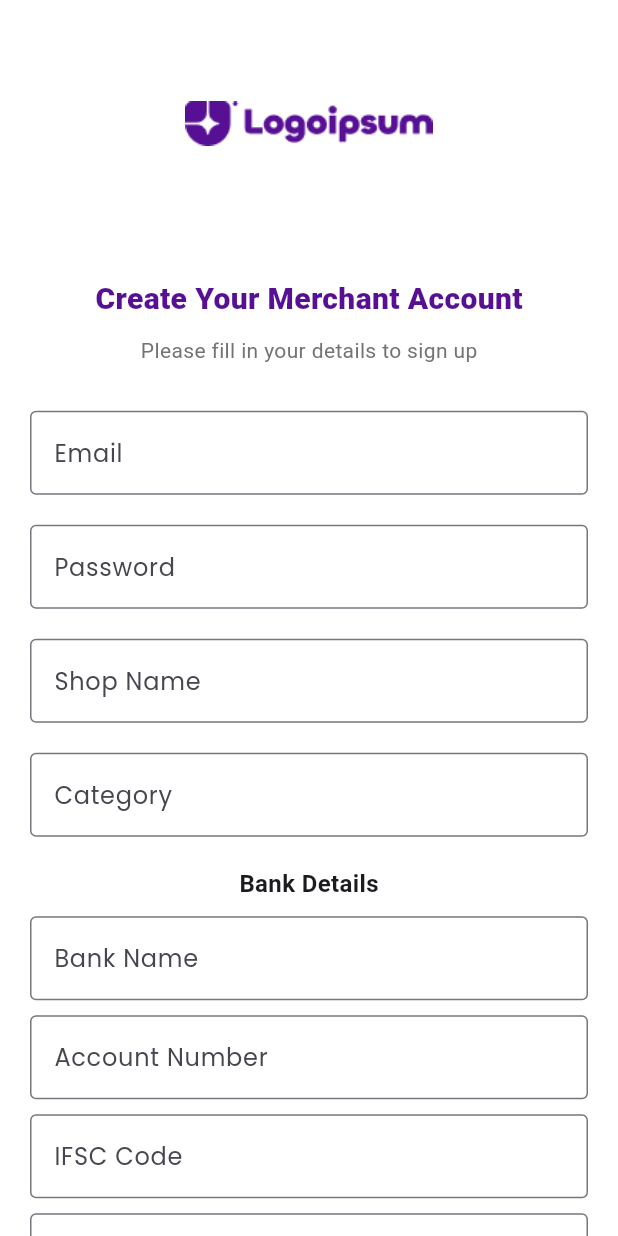
After one commit to ceosmarkitechglobal/merchants_app, a Flutter app: the MerchantLoginScreen screen opened by its route, after a tap on "Don't have an account? Sign Up", on a phone screen of 412 x 824 dp. The commit adds this screen. Run offline on Flutter 3.47's test engine with Material 3 defaults, Android fonts, the phone set to English and light mode, and no system bars; our stand-ins replace flutter_riverpod, flutter_secure_storage, google_fonts; accounts and stored records are empty.

Commit message:
SignUp  Api

```diff
--- a/lib/core/routes/app_routes.dart
+++ b/lib/core/routes/app_routes.dart
@@ -1,10 +1,12 @@
 import 'package:flutter/material.dart';
-import '../../features/auth/views/login_screen.dart';
+import 'package:merchantside_app/features/auth/views/login_screen.dart';
+import 'package:merchantside_app/features/auth/views/merchant_signup_screen.dart';
+import 'package:merchantside_app/features/home/view/merchant_home.dart';
 import '../../features/splash/view/splash_screen.dart';
-import '../../features/home/view/merchant_home.dart';
 
 final Map<String, WidgetBuilder> appRoutes = {
-  '/': (context) => const MerchantSplashScreen(),
+  '/splash': (context) => const SplashScreen(),
+  '/merchantlogin': (context) => const MerchantLoginScreen(),
+  '/merchantsignup': (context) => const MerchantSignupScreen(),
   '/merchanthome': (context) => const MerchantHome(),
-  '/login': (context) => const MerchantLoginScreen(),
 };
--- a/lib/features/ads/provider/ad_provider.dart
+++ b/lib/features/ads/provider/ad_provider.dart
@@ -1,7 +1,7 @@
 // lib/features/ads/provider/ad_provider.dart
 import 'package:flutter_riverpod/flutter_riverpod.dart';
 import 'package:merchantside_app/features/ads/data/ads_api.dart';
-import '../../auth/providers/auth_providers.dart';
+import '../../auth/providers/login_auth_providers.dart';
 
 enum AdStatus { initial, loading, success, error }
 
--- /dev/null
+++ b/lib/features/auth/data/signup_auth_api.dart
@@ -0,0 +1,55 @@
+// lib/features/auth/data/merchant_signup_api.dart
+import 'dart:convert';
+import 'package:http/http.dart' as http;
+import 'package:flutter_secure_storage/flutter_secure_storage.dart';
+
+class MerchantSignupApi {
+  static const String baseUrl = "https://telugu-net-backend2.onrender.com/api";
+  static const _storage = FlutterSecureStorage();
+
+  static Future<Map<String, dynamic>> signup({
+    required String email,
+    required String password,
+    required String shopName,
+    required String category,
+    required String bankName,
+    required String accountNumber,
+    required String ifscCode,
+    required String holderName,
+  }) async {
+    final url = Uri.parse('$baseUrl/merchants/signup');
+
+    final body = {
+      "email": email,
+      "password": password,
+      "shop_name": shopName,
+      "category": category,
+      "bank_details": {
+        "bank_name": bankName,
+        "account_number": accountNumber,
+        "ifsc_code": ifscCode,
+        "holder_name": holderName,
+      },
+    };
+
+    final response = await http.post(
+      url,
+      headers: {'Content-Type': 'application/json'},
+      body: jsonEncode(body),
+    );
+
+    final data = jsonDecode(response.body);
+
+    if (response.statusCode == 200 || response.statusCode == 201) {
+      if (data['token'] != null) {
+        await _storage.write(key: 'jwtToken', value: data['token']);
+      }
+      return {'success': true, 'data': data};
+    } else {
+      return {
+        'success': false,
+        'message': data['message'] ?? 'Signup failed, please try again.',
+      };
+    }
+  }
+}
--- /dev/null
+++ b/lib/features/auth/providers/merchant_signup_provider.dart
@@ -0,0 +1,78 @@
+// lib/features/auth/providers/merchant_signup_provider.dart
+import 'package:flutter_riverpod/flutter_riverpod.dart';
+import 'package:merchantside_app/features/auth/data/signup_auth_api.dart';
+import 'package:merchantside_app/core/storage/secure_storage_service.dart';
+
+enum SignupStatus { idle, loading, success, error }
+
+class SignupState {
+  final SignupStatus status;
+  final String? message;
+  final String? token;
+
+  SignupState({this.status = SignupStatus.idle, this.message, this.token});
+
+  SignupState copyWith({SignupStatus? status, String? message, String? token}) {
+    return SignupState(
+      status: status ?? this.status,
+      message: message ?? this.message,
+      token: token ?? this.token,
+    );
+  }
+}
+
+class SignupNotifier extends StateNotifier<SignupState> {
+  SignupNotifier() : super(SignupState());
+
+  Future<void> signup({
+    required String email,
+    required String password,
+    required String shopName,
+    required String category,
+    required String bankName,
+    required String accountNumber,
+    required String ifscCode,
+    required String holderName,
+  }) async {
+    state = state.copyWith(status: SignupStatus.loading);
+
+    try {
+      final result = await MerchantSignupApi.signup(
+        email: email,
+        password: password,
+        shopName: shopName,
+        category: category,
+        bankName: bankName,
+        accountNumber: accountNumber,
+        ifscCode: ifscCode,
+        holderName: holderName,
+      );
+
+      if (result['success'] == true) {
+        // ✅ If token exists, save it
+        final token = result['token'];
+        if (token != null) {
+          await SecureStorageService.saveToken(token);
+        }
+
+        state = state.copyWith(
+          status: SignupStatus.success,
+          token: token,
+          message: result['message'] ?? "Signup successful",
+        );
+      } else {
+        // ❌ API returned success: false
+        state = state.copyWith(
+          status: SignupStatus.error,
+          message: result['message'] ?? "Signup failed",
+        );
+      }
+    } catch (e) {
+      state = state.copyWith(status: SignupStatus.error, message: e.toString());
+    }
+  }
+}
+
+final signupProvider = StateNotifierProvider<SignupNotifier, SignupState>(
+  (ref) => SignupNotifier(),
+);
--- a/lib/features/auth/views/login_screen.dart
+++ b/lib/features/auth/views/login_screen.dart
@@ -2,8 +2,9 @@
 
 import 'package:flutter/material.dart';
 import 'package:flutter_riverpod/flutter_riverpod.dart';
-import 'package:merchantside_app/features/auth/providers/auth_providers.dart';
-import 'package:shared_preferences/shared_preferences.dart';
+import 'package:merchantside_app/core/storage/secure_storage_service.dart';
+
+import 'package:merchantside_app/features/auth/providers/login_auth_providers.dart';
 
 class MerchantLoginScreen extends ConsumerStatefulWidget {
   const MerchantLoginScreen({super.key});
@@ -27,12 +28,13 @@ class _MerchantLoginScreenState extends ConsumerState<MerchantLoginScreen> {
     final authState = ref.watch(authProvider);
     final size = MediaQuery.of(context).size;
 
+    // 🔔 Listen to login state
     ref.listen<AuthState>(authProvider, (previous, next) async {
       if (next.status == AuthStatus.success && next.token != null) {
-        final prefs = await SharedPreferences.getInstance();
-        await prefs.setString('jwtToken', next.token!);
-        await prefs.setBool('isMerchantLoggedIn', true);
+        // ✅ Save JWT securely
+        await SecureStorageService.saveToken(next.token!);
 
+        // Navigate to MerchantHome
         Navigator.pushNamedAndRemoveUntil(
           context,
           '/merchanthome',
@@ -61,6 +63,8 @@ class _MerchantLoginScreenState extends ConsumerState<MerchantLoginScreen> {
               child: Column(
                 children: [
                   const Spacer(flex: 2),
+
+                  // App Logo
                   Image.asset(
                     'assets/Logo.png',
                     width: size.width * 0.4,
@@ -68,6 +72,7 @@ class _MerchantLoginScreenState extends ConsumerState<MerchantLoginScreen> {
                     fit: BoxFit.contain,
                   ),
                   const SizedBox(height: 20),
+
                   const Text(
                     "Sign In With Email",
                     style: TextStyle(
@@ -82,6 +87,8 @@ class _MerchantLoginScreenState extends ConsumerState<MerchantLoginScreen> {
                     style: TextStyle(color: Color(0xFF737373)),
                   ),
                   const SizedBox(height: 30),
+
+                  // Email Field
                   TextField(
                     controller: emailController,
                     keyboardType: TextInputType.emailAddress,
@@ -95,6 +102,8 @@ class _MerchantLoginScreenState extends ConsumerState<MerchantLoginScreen> {
                     ),
                   ),
                   const SizedBox(height: 20),
+
+                  // Password Field
                   TextField(
                     controller: passwordController,
                     obscureText: true,
@@ -108,6 +117,8 @@ class _MerchantLoginScreenState extends ConsumerState<MerchantLoginScreen> {
                     ),
                   ),
                   const SizedBox(height: 10),
+
+                  // Terms Checkbox
                   Row(
                     children: [
                       Checkbox(
@@ -128,6 +139,33 @@ class _MerchantLoginScreenState extends ConsumerState<MerchantLoginScreen> {
                     ],
                   ),
                   const SizedBox(height: 20),
+                  // At the bottom of the Column in MerchantLoginScreen.dart
+                  // "Don't have an account? Sign Up" link
+                  GestureDetector(
+                    onTap: () {
+                      Navigator.pushNamed(context, '/merchantsignup');
+                    },
+                    child: RichText(
+                      text: const TextSpan(
+                        text: "Don't have an account? ",
+                        style: TextStyle(
+                          color: Color(0xFF737373),
+                          fontSize: 14,
+                        ),
+                        children: [
+                          TextSpan(
+                            text: "Sign Up",
+                            style: TextStyle(
+                              color: Color(0xFF571094),
+                              fontWeight: FontWeight.bold,
+                            ),
+                          ),
+                        ],
+                      ),
+                    ),
+                  ),
+                  const SizedBox(height: 20),
+                  // Login Button
                   SizedBox(
                     width: double.infinity,
                     height: 50,
--- /dev/null
+++ b/lib/features/auth/views/merchant_signup_screen.dart
@@ -0,0 +1,313 @@
+// ignore_for_file: use_build_context_synchronously
+
+import 'package:flutter/material.dart';
+import 'package:flutter_riverpod/flutter_riverpod.dart';
+import 'package:merchantside_app/core/storage/secure_storage_service.dart';
+
+import 'package:merchantside_app/features/auth/providers/merchant_signup_provider.dart';
+
+class MerchantSignupScreen extends ConsumerStatefulWidget {
+  const MerchantSignupScreen({super.key});
+
+  @override
+  ConsumerState<MerchantSignupScreen> createState() =>
+      _MerchantSignupScreenState();
+}
+
+class _MerchantSignupScreenState extends ConsumerState<MerchantSignupScreen> {
+  final _emailController = TextEditingController();
+  final _passwordController = TextEditingController();
+  final _shopNameController = TextEditingController();
+  final _categoryController = TextEditingController();
+  final _bankNameController = TextEditingController();
+  final _accountNumberController = TextEditingController();
+  final _ifscCodeController = TextEditingController();
+  final _holderNameController = TextEditingController();
+
+  bool _isChecked = false;
+
+  bool get isEmailValid => _emailController.text.contains('@');
+  bool get isPasswordValid => _passwordController.text.isNotEmpty;
+  bool get isShopNameValid => _shopNameController.text.isNotEmpty;
+  bool get isCategoryValid => _categoryController.text.isNotEmpty;
+  bool get isEnabled =>
+      isEmailValid &&
+      isPasswordValid &&
+      isShopNameValid &&
+      isCategoryValid &&
+      _isChecked;
+
+  @override
+  Widget build(BuildContext context) {
+    final signupState = ref.watch(signupProvider);
+    final size = MediaQuery.of(context).size;
+
+    // Listen to signup state changes
+    ref.listen<SignupState>(signupProvider, (prev, next) async {
+      if (next.status == SignupStatus.success) {
+        ScaffoldMessenger.of(context).showSnackBar(
+          SnackBar(
+            content: Text(next.message ?? "Signup Successful ✅"),
+            backgroundColor: Colors.green,
+          ),
+        );
+
+        if (next.token != null) {
+          // Token exists → go to home
+          Navigator.pushNamedAndRemoveUntil(
+            context,
+            '/merchanthome',
+            (route) => false,
+          );
+        } else {
+          // No token → navigate to login for user to log in
+          Navigator.pushNamedAndRemoveUntil(
+            context,
+            '/merchantlogin',
+            (route) => false,
+          );
+        }
+      } else if (next.status == SignupStatus.error) {
+        ScaffoldMessenger.of(context).showSnackBar(
+          SnackBar(
+            content: Text(next.message ?? "Signup failed"),
+            backgroundColor: Colors.red,
+          ),
+        );
+      }
+    });
+
+    final Color buttonColor = isEnabled ? const Color(0xFF571094) : Colors.grey;
+
+    return Scaffold(
+      body: SafeArea(
+        child: SingleChildScrollView(
+          padding: const EdgeInsets.symmetric(horizontal: 20),
+          child: ConstrainedBox(
+            constraints: BoxConstraints(minHeight: size.height - 40),
+            child: IntrinsicHeight(
+              child: Column(
+                children: [
+                  const Spacer(flex: 2),
+
+                  Image.asset(
+                    'assets/Logo.png',
+                    width: size.width * 0.4,
+                    height: size.width * 0.4,
+                    fit: BoxFit.contain,
+                  ),
+                  const SizedBox(height: 20),
+
+                  const Text(
+                    "Create Your Merchant Account",
+                    style: TextStyle(
+                      color: Color(0xFF571094),
+                      fontSize: 20,
+                      fontWeight: FontWeight.w800,
+                    ),
+                  ),
+                  const SizedBox(height: 10),
+                  const Text(
+                    "Please fill in your details to sign up",
+                    style: TextStyle(color: Color(0xFF737373)),
+                  ),
+                  const SizedBox(height: 30),
+
+                  // Email
+                  TextField(
+                    controller: _emailController,
+                    keyboardType: TextInputType.emailAddress,
+                    onChanged: (_) => setState(() {}),
+                    decoration: InputDecoration(
+                      labelText: "Email",
+                      hintText: "shop@test.com",
+                      border: const OutlineInputBorder(),
+                      errorText: _emailController.text.isEmpty
+                          ? null
+                          : (!isEmailValid ? "Enter a valid email" : null),
+                    ),
+                  ),
+                  const SizedBox(height: 20),
+
+                  // Password
+                  TextField(
+                    controller: _passwordController,
+                    obscureText: true,
+                    onChanged: (_) => setState(() {}),
+                    decoration: InputDecoration(
+                      labelText: "Password",
+                      hintText: "Enter password",
+                      border: const OutlineInputBorder(),
+                      errorText: _passwordController.text.isEmpty
+                          ? null
+                          : (!isPasswordValid ? "Enter password" : null),
+                    ),
+                  ),
+                  const SizedBox(height: 20),
+
+                  // Shop Name
+                  TextField(
+                    controller: _shopNameController,
+                    onChanged: (_) => setState(() {}),
+                    decoration: const InputDecoration(
+                      labelText: "Shop Name",
+                      hintText: "Your Shop Name",
+                      border: OutlineInputBorder(),
+                    ),
+                  ),
+                  const SizedBox(height: 20),
+
+                  // Category
+                  TextField(
+                    controller: _categoryController,
+                    onChanged: (_) => setState(() {}),
+                    decoration: const InputDecoration(
+                      labelText: "Category",
+                      hintText: "e.g. General, Electronics",
+                      border: OutlineInputBorder(),
+                    ),
+                  ),
+                  const SizedBox(height: 20),
+
+                  // Bank Details Section
+                  const Text(
+                    "Bank Details",
+                    style: TextStyle(fontSize: 16, fontWeight: FontWeight.w600),
+                  ),
+                  const SizedBox(height: 10),
+
+                  TextField(
+                    controller: _bankNameController,
+                    decoration: const InputDecoration(
+                      labelText: "Bank Name",
+                      border: OutlineInputBorder(),
+                    ),
+                  ),
+                  const SizedBox(height: 10),
+
+                  TextField(
+                    controller: _accountNumberController,
+                    decoration: const InputDecoration(
+                      labelText: "Account Number",
+                      border: OutlineInputBorder(),
+                    ),
+                  ),
+                  const SizedBox(height: 10),
+
+                  TextField(
+                    controller: _ifscCodeController,
+                    decoration: const InputDecoration(
+                      labelText: "IFSC Code",
+                      border: OutlineInputBorder(),
+                    ),
+                  ),
+                  const SizedBox(height: 10),
+
+                  TextField(
+                    controller: _holderNameController,
+                    decoration: const InputDecoration(
+                      labelText: "Account Holder Name",
+                      border: OutlineInputBorder(),
+                    ),
+                  ),
+                  const SizedBox(height: 10),
+
+                  Row(
+                    children: [
+                      Checkbox(
+                        value: _isChecked,
+                        activeColor: const Color(0xFF571094),
+                        onChanged: (v) => setState(() {
+                          _isChecked = v ?? false;
+                        }),
+                      ),
+                      const Expanded(
+                        child: Text(
+                          "I agree to the Terms & Conditions",
+                          style: TextStyle(fontSize: 14),
+                        ),
+                      ),
+                    ],
+                  ),
+                  const SizedBox(height: 20),
+
+                  // Sign Up button
+                  SizedBox(
+                    width: double.infinity,
+                    height: 50,
+                    child: ElevatedButton(
+                      onPressed:
+                          (!isEnabled ||
+                              signupState.status == SignupStatus.loading)
+                          ? null
+                          : () {
+                              ref
+                                  .read(signupProvider.notifier)
+                                  .signup(
+                                    email: _emailController.text.trim(),
+                                    password: _passwordController.text.trim(),
+                                    shopName: _shopNameController.text.trim(),
+                                    category: _categoryController.text.trim(),
+                                    bankName: _bankNameController.text.trim(),
+                                    accountNumber: _accountNumberController.text
+                                        .trim(),
+                                    ifscCode: _ifscCodeController.text.trim(),
+                                    holderName: _holderNameController.text
+                                        .trim(),
+                                  );
+                            },
+                      style: ElevatedButton.styleFrom(
+                        backgroundColor: buttonColor,
+                        shape: RoundedRectangleBorder(
+                          borderRadius: BorderRadius.circular(10),
+                        ),
+                      ),
+                      child: signupState.status == SignupStatus.loading
+                          ? const CircularProgressIndicator(color: Colors.white)
+                          : const Text(
+                              "Sign Up",
+                              style: TextStyle(
+                                color: Colors.white,
+                                fontWeight: FontWeight.w800,
+                                fontSize: 16,
+                              ),
+                            ),
+                    ),
+                  ),
+                  const SizedBox(height: 20),
+
+                  // Already have an account? Login
+                  GestureDetector(
+                    onTap: () {
+                      Navigator.pushNamed(context, '/merchantlogin');
+                    },
+                    child: RichText(
+                      text: const TextSpan(
+                        text: "Already have an account? ",
+                        style: TextStyle(
+                          color: Color(0xFF737373),
+                          fontSize: 14,
+                        ),
+                        children: [
+                          TextSpan(
+                            text: "Login",
+                            style: TextStyle(
+                              color: Color(0xFF571094),
+                              fontWeight: FontWeight.bold,
+                            ),
+                          ),
+                        ],
+                      ),
+                    ),
+                  ),
+                  const SizedBox(height: 30),
+                  const Spacer(flex: 5),
+                ],
+              ),
+            ),
+          ),
+        ),
+      ),
+    );
+  }
+}
--- a/lib/features/dashboard/provider/merchant_provider.dart
+++ b/lib/features/dashboard/provider/merchant_provider.dart
@@ -1,6 +1,6 @@
 // lib/features/dashboard/provider/dashboard_provider.dart
 import 'package:flutter_riverpod/flutter_riverpod.dart';
-import 'package:merchantside_app/features/auth/providers/auth_providers.dart';
+import 'package:merchantside_app/features/auth/providers/login_auth_providers.dart';
 import 'package:merchantside_app/features/dashboard/data/merchant_api.dart';
 
 enum DashboardStatus { initial, loading, success, error }
--- a/lib/features/withdraw/provider/withdrawal_provider.dart
+++ b/lib/features/withdraw/provider/withdrawal_provider.dart
@@ -1,6 +1,6 @@
 // lib/features/withdrawal/provider/withdraw_provider.dart
 import 'package:flutter_riverpod/flutter_riverpod.dart';
-import 'package:merchantside_app/features/auth/providers/auth_providers.dart';
+import 'package:merchantside_app/features/auth/providers/login_auth_providers.dart';
 import 'package:merchantside_app/features/withdraw/data/withdrawal_api.dart';
 
 enum WithdrawStatus { initial, loading, success, error }
--- a/lib/main.dart
+++ b/lib/main.dart
@@ -17,7 +17,7 @@ class MyApp extends StatelessWidget {
       color: Colors.white,
       debugShowCheckedModeBanner: false,
       theme: AppTheme.lightTheme,
-      initialRoute: '/',
+      initialRoute: '/splash',
       routes: appRoutes,
     );
   }
```
Also changed, not shown: lib/core/storage/secure_storage_service.dart (added, +19 -0 lines), lib/features/auth/providers/login_auth_providers.dart (renamed from lib/features/auth/providers/auth_providers.dart, +14 -12 lines), lib/features/dashboard/view/dashboard_screen.dart (+0 -8 lines), lib/features/profile/view/profile_screen.dart (+41 -1 lines), lib/features/splash/view/splash_screen.dart (+21 -22 lines), lib/features/auth/data/login_auth_api.dart (renamed from lib/features/auth/data/auth_api.dart).
